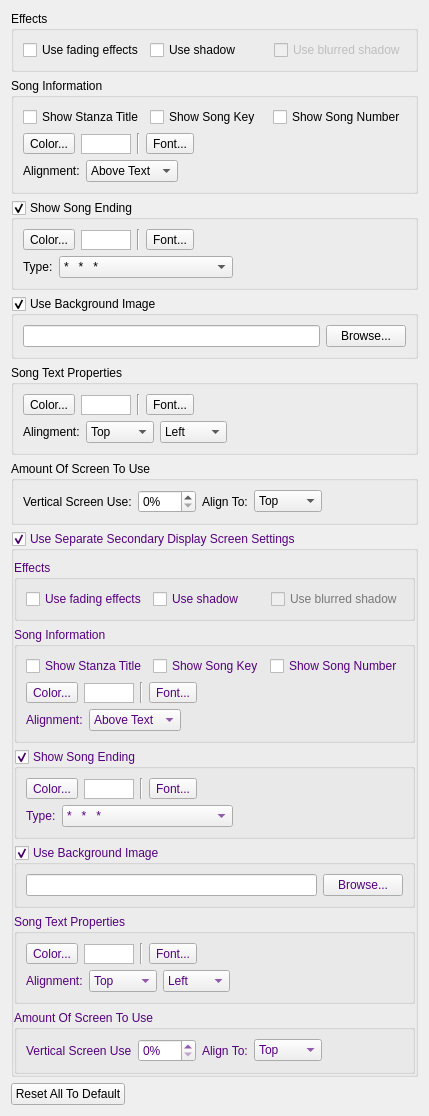
Qt form src/songsettingwidget.ui (SoftProjector/src) before a commit.
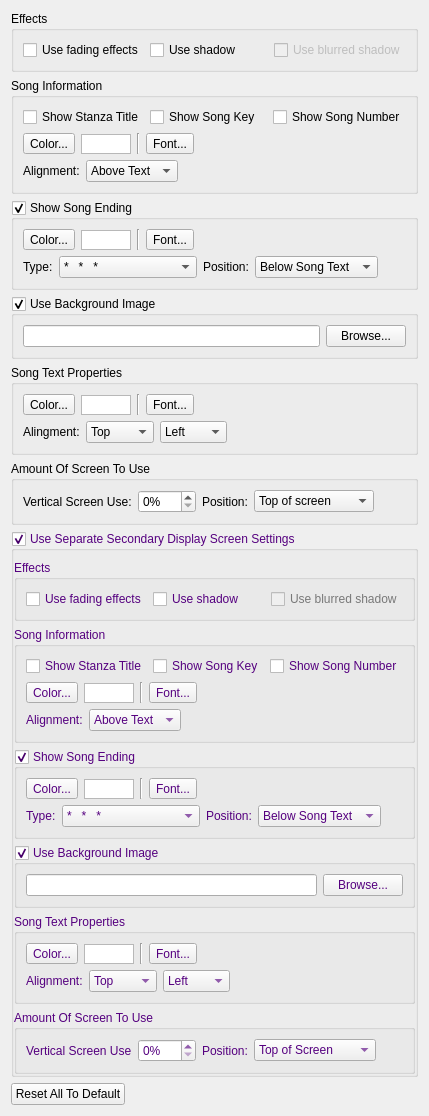
The same form after that commit.

Commit message: Added ability to set ending position Reworked song render logic

```diff
--- a/src/songsettingwidget.ui
+++ b/src/songsettingwidget.ui
@@ -7,7 +7,7 @@
     <x>0</x>
     <y>0</y>
     <width>417</width>
-    <height>1040</height>
+    <height>1009</height>
    </rect>
   </property>
   <property name="windowTitle">
@@ -304,6 +304,27 @@
           </item>
          </widget>
         </item>
+        <item>
+         <widget class="QLabel" name="labelEndingPosition">
+          <property name="text">
+           <string>Position:</string>
+          </property>
+         </widget>
+        </item>
+        <item>
+         <widget class="QComboBox" name="comboBoxEndingPosition">
+          <item>
+           <property name="text">
+            <string>Below Song Text</string>
+           </property>
+          </item>
+          <item>
+           <property name="text">
+            <string>Bottom of Screen</string>
+           </property>
+          </item>
+         </widget>
+        </item>
         <item>
          <spacer name="horizontalSpacer_6">
           <property name="orientation">
@@ -505,7 +526,7 @@
       <item>
        <widget class="QLabel" name="label_4">
         <property name="text">
-         <string>Align To:</string>
+         <string>Position:</string>
         </property>
        </widget>
       </item>
@@ -513,12 +534,12 @@
        <widget class="QComboBox" name="comboBoxScreenUse">
         <item>
          <property name="text">
-          <string>Top</string>
+          <string>Top of screen</string>
          </property>
         </item>
         <item>
          <property name="text">
-          <string>Bottom</string>
+          <string>Bottom of screen</string>
          </property>
         </item>
        </widget>
@@ -1079,6 +1100,27 @@
              </item>
             </widget>
            </item>
+           <item>
+            <widget class="QLabel" name="labelEndingPosition2">
+             <property name="text">
+              <string>Position:</string>
+             </property>
+            </widget>
+           </item>
+           <item>
+            <widget class="QComboBox" name="comboBoxEndingPosition2">
+             <item>
+              <property name="text">
+               <string>Below Song Text</string>
+              </property>
+             </item>
+             <item>
+              <property name="text">
+               <string>Bottom of Screen</string>
+              </property>
+             </item>
+            </widget>
+           </item>
            <item>
             <spacer name="horizontalSpacer_7">
              <property name="orientation">
@@ -1391,7 +1433,7 @@
          <item>
           <widget class="QLabel" name="label_6">
            <property name="text">
-            <string>Align To:</string>
+            <string>Position:</string>
            </property>
           </widget>
          </item>
@@ -1399,12 +1441,12 @@
           <widget class="QComboBox" name="comboBoxScreenUse2">
            <item>
             <property name="text">
-             <string>Top</string>
+             <string>Top of Screen</string>
             </property>
            </item>
            <item>
             <property name="text">
-             <string>Bottom</string>
+             <string>Bottom of Screen</string>
             </property>
            </item>
           </widget>
```
The commit also changes 7 other files.
